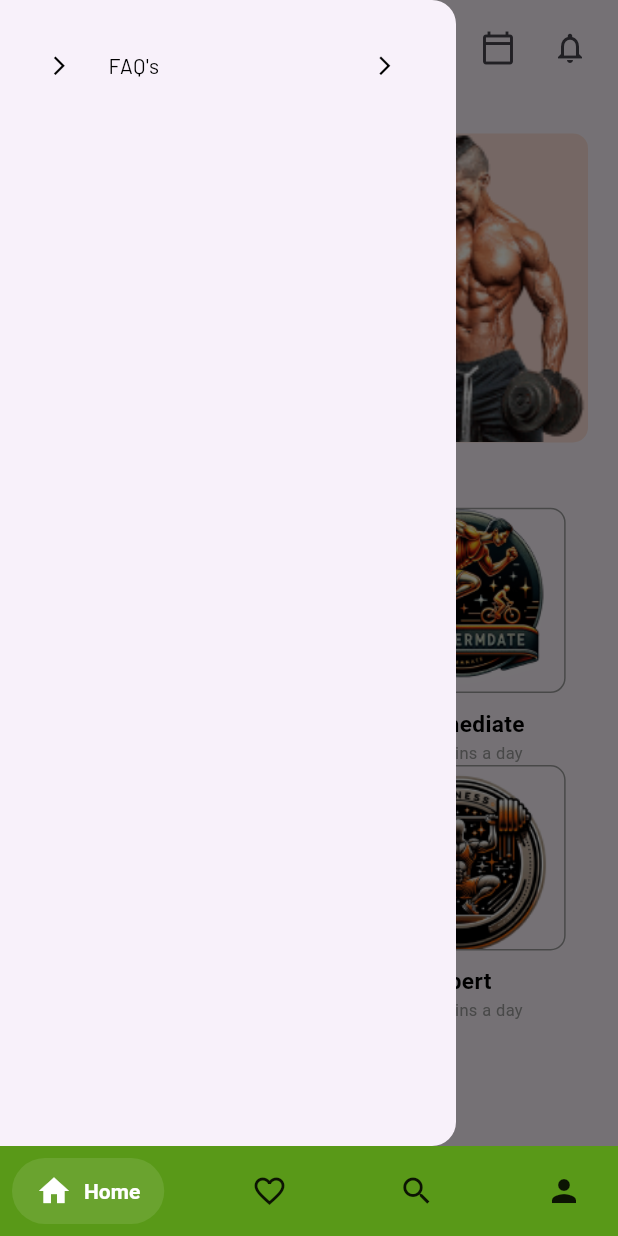
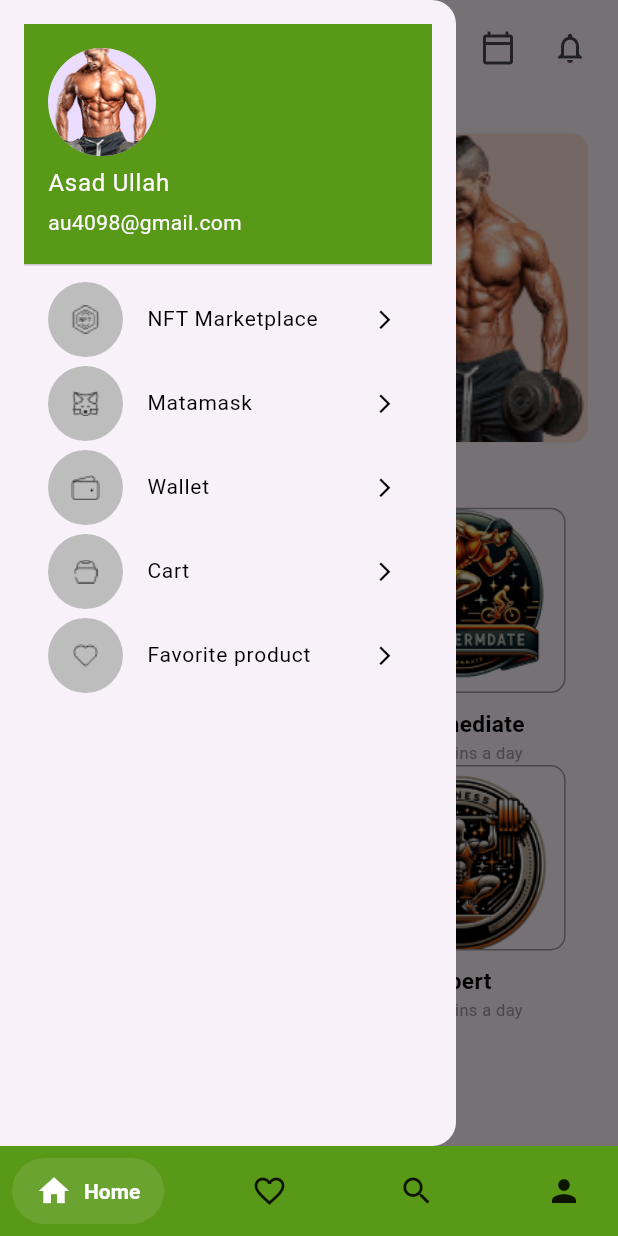
Before and after one commit to Asadu43/gymerator, a Flutter app: the screen it shows after launch, with the side drawer open, on a phone screen of 412 x 824 dp. Run offline on Flutter 3.47's test engine with Material 3 defaults, Android fonts, the phone set to English and light mode, and no system bars; drawn by our look-alikes of salomon_bottom_bar; our stand-ins replace date_picker_timeline, flutter_otp_text_field, google_fonts, percent_indicator, sizer; Roboto replaces fonts that are missing (Vazirmatn).

Commit message:
UI Design First Row Complete

```diff
--- a/lib/screens/splash_screen/main_screen/home_screen/home_screen.dart
+++ b/lib/screens/splash_screen/main_screen/home_screen/home_screen.dart
@@ -1,6 +1,10 @@
 import 'package:flutter/material.dart';
 import 'package:google_fonts/google_fonts.dart';
+import 'package:gymmerator/screens/splash_screen/metamask_screen/metamask_screen.dart';
+import 'package:gymmerator/utils/nav/nav.dart';
 import 'package:sizer/sizer.dart';
+
+import 'nft_market_place_screen/nft_market_place_screen.dart';
 
 class HomeScreen extends StatefulWidget {
   const HomeScreen({super.key});
@@ -25,20 +29,90 @@ class _HomeScreenState extends State<HomeScreen> {
           padding: const EdgeInsets.all(16.0),
           child: ListView(
             children: [
+              const UserAccountsDrawerHeader(accountName: Text("Asad Ullah"), accountEmail: Text("au4098@gmail.com"),
+                decoration: BoxDecoration(
+                  color: Color(0xff599918),
+                ),
+                currentAccountPicture: CircleAvatar(
+                  backgroundImage: AssetImage('assets/images/traning.png'),
+                ),
+              ),
               ListTile(
-                  leading: const Icon(
-                    Icons.arrow_forward_ios,
-                    color: Colors.black,
-                    size: 15,
+                onTap: () {
+                  Nav.push(context, const NftMarketPlaceScreen());
+                },
+                  leading: CircleAvatar(
+                    backgroundColor: Colors.grey.shade400,
+                    radius: 25,
+                    child: Image.asset("assets/icons/nft.png"),
                   ),
-                  title: Text("FAQ's",
-                      style: GoogleFonts.barlow(
+                  title: Text("NFT Marketplace",
+                      style: GoogleFonts.vazirmatn(
                           fontSize: 14, color: Colors.black)),
                   trailing: const Icon(
                     Icons.arrow_forward_ios,
                     color: Colors.black,
                     size: 15,
-                  ))
+                  )),
+              ListTile(
+                onTap: () {
+                  Nav.push(context, const MetaMaskScreen());
+                },
+                  leading: CircleAvatar(
+                    backgroundColor: Colors.grey.shade400,
+                    radius: 25,
+                    child: Image.asset("assets/icons/metamask.png"),
+                  ),
+                  title: Text("Matamask",
+                      style: GoogleFonts.vazirmatn(
+                          fontSize: 14, color: Colors.black)),
+                  trailing: const Icon(
+                    Icons.arrow_forward_ios,
+                    color: Colors.black,
+                    size: 15,
+                  )),
+              ListTile(
+                  leading: CircleAvatar(
+                    backgroundColor: Colors.grey.shade400,
+                    radius: 25,
+                    child: Image.asset("assets/icons/wallet.png"),
+                  ),
+                  title: Text("Wallet",
+                      style: GoogleFonts.vazirmatn(
+                          fontSize: 14, color: Colors.black)),
+                  trailing: const Icon(
+                    Icons.arrow_forward_ios,
+                    color: Colors.black,
+                    size: 15,
+                  )),
+              ListTile(
+                  leading: CircleAvatar(
+                    backgroundColor: Colors.grey.shade400,
+                    radius: 25,
+                    child: Image.asset("assets/icons/cart.png"),
+                  ),
+                  title: Text("Cart",
+                      style: GoogleFonts.vazirmatn(
+                          fontSize: 14, color: Colors.black)),
+                  trailing: const Icon(
+                    Icons.arrow_forward_ios,
+                    color: Colors.black,
+                    size: 15,
+                  )),
+              ListTile(
+                  leading: CircleAvatar(
+                    backgroundColor: Colors.grey.shade400,
+                    radius: 25,
+                    child: Image.asset("assets/icons/heart.png"),
+                  ),
+                  title: Text("Favorite product",
+                      style: GoogleFonts.vazirmatn(
+                          fontSize: 14, color: Colors.black)),
+                  trailing: const Icon(
+                    Icons.arrow_forward_ios,
+                    color: Colors.black,
+                    size: 15,
+                  )),
             ],
           ),
         ),
--- a/lib/screens/splash_screen/splash_screen.dart
+++ b/lib/screens/splash_screen/splash_screen.dart
@@ -1,5 +1,6 @@
 import 'package:flutter/material.dart';
 import 'package:google_fonts/google_fonts.dart';
+import 'package:gymmerator/screens/splash_screen/registration_screens/complete_setup/complete_setup.dart';
 import 'package:gymmerator/screens/splash_screen/registration_screens/login_screen/login_screen.dart';
 import 'package:gymmerator/screens/splash_screen/registration_screens/user_issue_screen/user_issue_screen.dart';
 
--- a/pubspec.yaml
+++ b/pubspec.yaml
@@ -67,6 +67,7 @@ flutter:
   # To add assets to your application, add an assets section, like this:
   assets:
     - assets/images/
+    - assets/icons/
   #   - images/a_dot_ham.jpeg
 
   # An image asset can refer to one or more resolution-specific "variants", see
```
Also changed, not shown: lib/screens/splash_screen/main_screen/home_screen/nft_market_place_screen/nft_market_place_screen.dart (added, +135 -0 lines), lib/screens/splash_screen/metamask_screen/metamask_screen.dart (+6 -15 lines), lib/screens/splash_screen/registration_screens/choose_plan_screen/choose_plan_screen.dart (+23 -23 lines), lib/screens/splash_screen/registration_screens/user_issue_screen/user_issue_screen.dart (+12 -12 lines), assets/icons/cart.png (added), assets/icons/heart.png (added), assets/icons/metamask.png (added), assets/icons/nft.png (added), assets/icons/wallet.png (added), assets/images/nft_image.png (added).
